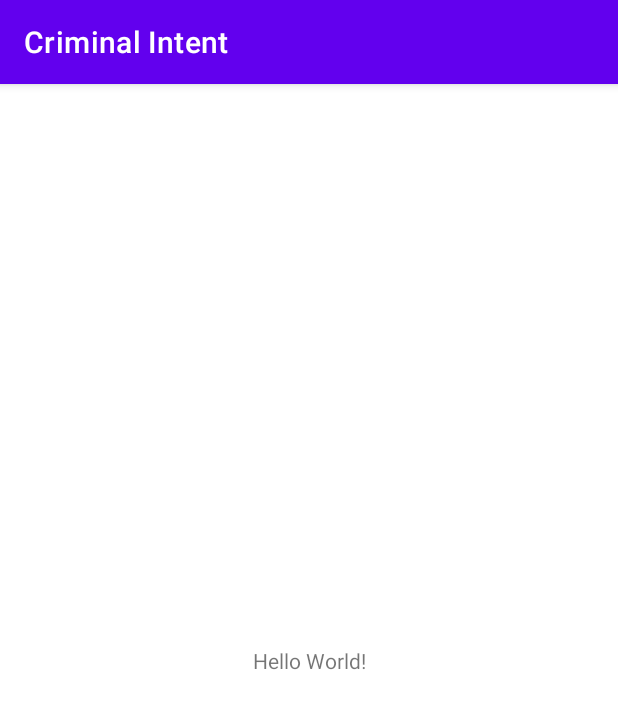
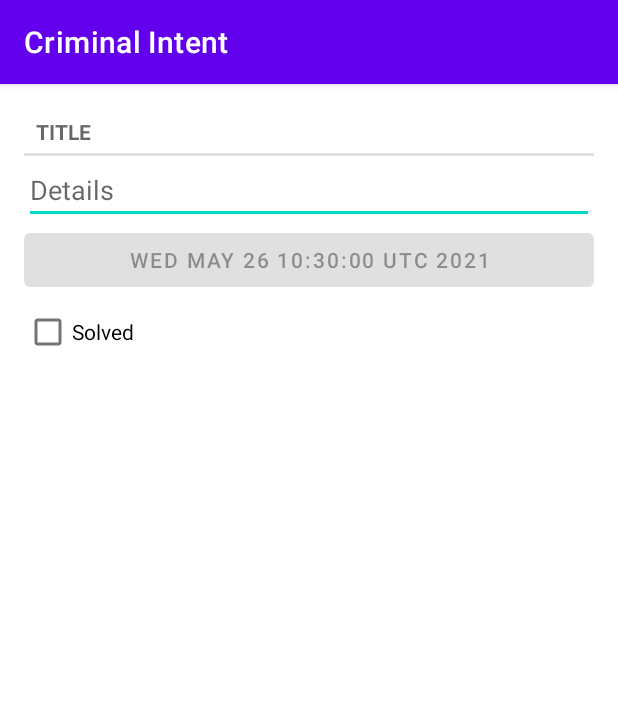
Before and after one commit to AlexsLaboratory/Criminal-Intent, an Android app: the screen it shows after launch (MainActivity), on a phone screen of 412 x 824 dp. Shown: the top 709 px of the screen. Run offline under Robolectric (Android 15) with nearby library versions, the phone set to English and light mode, and no system bars.

Commit message:
feat: Create Criminal Intent as a Fragment
This is the end of "Chapter 8".

```diff
--- a/app/build.gradle
+++ b/app/build.gradle
@@ -39,7 +39,7 @@ dependencies {
     implementation 'androidx.appcompat:appcompat:1.3.0'
     implementation 'com.google.android.material:material:1.3.0'
     implementation 'androidx.constraintlayout:constraintlayout:2.0.4'
-    testImplementation 'junit:junit:4.+'
+    testImplementation 'junit:junit:4.13.2'
     androidTestImplementation 'androidx.test.ext:junit:1.1.2'
     androidTestImplementation 'androidx.test.espresso:espresso-core:3.3.0'
 }
--- /dev/null
+++ b/app/src/main/java/com/bignerdranch/andriod/criminalintent/Crime.kt
@@ -0,0 +1,10 @@
+package com.bignerdranch.andriod.criminalintent
+
+import java.util.*
+
+data class Crime(
+  val id: UUID = UUID.randomUUID(),
+  var title: String = "",
+  var date: Date = Date(),
+  var isSolved: Boolean = false
+)
--- /dev/null
+++ b/app/src/main/java/com/bignerdranch/andriod/criminalintent/CrimeFragment.kt
@@ -0,0 +1,64 @@
+package com.bignerdranch.andriod.criminalintent
+
+import android.os.Bundle
+import android.text.Editable
+import android.text.TextWatcher
+import android.view.LayoutInflater
+import android.view.View
+import android.view.ViewGroup
+import android.widget.Button
+import android.widget.CheckBox
+import android.widget.EditText
+import androidx.fragment.app.Fragment
+
+class CrimeFragment : Fragment() {
+  private lateinit var crime: Crime
+  private lateinit var titleField: EditText
+  private lateinit var dateButton: Button
+  private lateinit var solvedCheckBox: CheckBox
+
+  override fun onCreate(savedInstanceState: Bundle?) {
+    super.onCreate(savedInstanceState)
+    crime = Crime()
+  }
+
+  override fun onCreateView(
+    inflater: LayoutInflater,
+    container: ViewGroup?,
+    savedInstanceState: Bundle?
+  ): View? {
+    val view = inflater.inflate(R.layout.fragment_crime, container, false)
+    titleField = view.findViewById(R.id.crime_title) as EditText
+    dateButton = view.findViewById(R.id.crime_date) as Button
+    solvedCheckBox = view.findViewById(R.id.crime_solved) as CheckBox
+
+    dateButton.apply {
+      text = crime.date.toString()
+      isEnabled = false
+    }
+
+    return view
+  }
+
+  override fun onStart() {
+    super.onStart()
+    val titleWatcher = object : TextWatcher {
+      override fun beforeTextChanged(s: CharSequence?, start: Int, count: Int, after: Int) {
+      }
+
+      override fun onTextChanged(s: CharSequence?, start: Int, before: Int, count: Int) {
+        crime.title = s.toString()
+      }
+
+      override fun afterTextChanged(s: Editable?) {
+      }
+    }
+    titleField.addTextChangedListener(titleWatcher)
+
+    solvedCheckBox.apply {
+      setOnCheckedChangeListener {_, isChecked ->
+        crime.isSolved = isChecked
+      }
+    }
+  }
+}
--- a/app/src/main/java/com/bignerdranch/andriod/criminalintent/MainActivity.kt
+++ b/app/src/main/java/com/bignerdranch/andriod/criminalintent/MainActivity.kt
@@ -7,5 +7,12 @@ class MainActivity : AppCompatActivity() {
   override fun onCreate(savedInstanceState: Bundle?) {
     super.onCreate(savedInstanceState)
     setContentView(R.layout.activity_main)
+
+    val currentFragment = supportFragmentManager.findFragmentById(R.id.fragment_container)
+
+    if (currentFragment == null) {
+      val fragment = CrimeFragment()
+      supportFragmentManager.beginTransaction().add(R.id.fragment_container, fragment).commit()
+    }
   }
 }
--- a/app/src/main/res/layout/activity_main.xml
+++ b/app/src/main/res/layout/activity_main.xml
@@ -1,18 +1,5 @@
 <?xml version="1.0" encoding="utf-8"?>
-<androidx.constraintlayout.widget.ConstraintLayout xmlns:android="http://schemas.android.com/apk/res/android"
-    xmlns:app="http://schemas.android.com/apk/res-auto"
-    xmlns:tools="http://schemas.android.com/tools"
+<FrameLayout xmlns:android="http://schemas.android.com/apk/res/android"
+    android:id="@+id/fragment_container"
     android:layout_width="match_parent"
-    android:layout_height="match_parent"
-    tools:context=".MainActivity">
-
-    <TextView
-        android:layout_width="wrap_content"
-        android:layout_height="wrap_content"
-        android:text="Hello World!"
-        app:layout_constraintBottom_toBottomOf="parent"
-        app:layout_constraintLeft_toLeftOf="parent"
-        app:layout_constraintRight_toRightOf="parent"
-        app:layout_constraintTop_toTopOf="parent" />
-
-</androidx.constraintlayout.widget.ConstraintLayout>
+    android:layout_height="match_parent" />
--- /dev/null
+++ b/app/src/main/res/layout/fragment_crime.xml
@@ -0,0 +1,34 @@
+<?xml version="1.0" encoding="utf-8"?>
+<LinearLayout xmlns:android="http://schemas.android.com/apk/res/android"
+    xmlns:tools="http://schemas.android.com/tools"
+    android:layout_width="match_parent"
+    android:layout_height="match_parent"
+    android:layout_margin="16dp"
+    android:orientation="vertical">
+
+    <TextView
+        style="?android:listSeparatorTextViewStyle"
+        android:layout_width="match_parent"
+        android:layout_height="wrap_content"
+        android:text="@string/crime_title_label" />
+
+    <EditText
+        android:id="@+id/crime_title"
+        android:layout_width="match_parent"
+        android:layout_height="wrap_content"
+        android:autofillHints=""
+        android:hint="@string/crime_details_label"
+        android:inputType="text" />
+
+    <Button
+        android:id="@+id/crime_date"
+        android:layout_width="match_parent"
+        android:layout_height="wrap_content"
+        tools:text="Wed Nov 14 11:56 EST 2018" />
+
+    <CheckBox
+        android:id="@+id/crime_solved"
+        android:layout_width="match_parent"
+        android:layout_height="wrap_content"
+        android:text="@string/crime_solved_label" />
+</LinearLayout>
--- a/app/src/main/res/values/strings.xml
+++ b/app/src/main/res/values/strings.xml
@@ -1,3 +1,7 @@
 <resources>
     <string name="app_name">Criminal Intent</string>
+    <string name="crime_title_hint">Enter a title for the crime.</string>
+    <string name="crime_title_label">Title</string>
+    <string name="crime_details_label">Details</string>
+    <string name="crime_solved_label">Solved</string>
 </resources>
--- a/build.gradle
+++ b/build.gradle
@@ -18,7 +18,7 @@ allprojects {
     repositories {
         google()
         mavenCentral()
-        jcenter() // Warning: this repository is going to shut down soon
+        mavenCentral() // Warning: this repository is going to shut down soon
     }
 }
 
```
